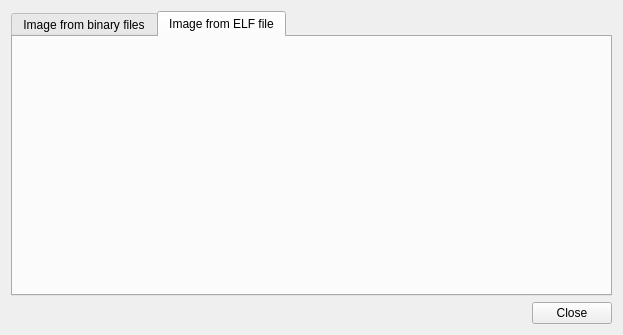
This is makeimagedialog.ui in hassanibi/espflasher as Qt 5 draws it before an edit. The edited form follows.
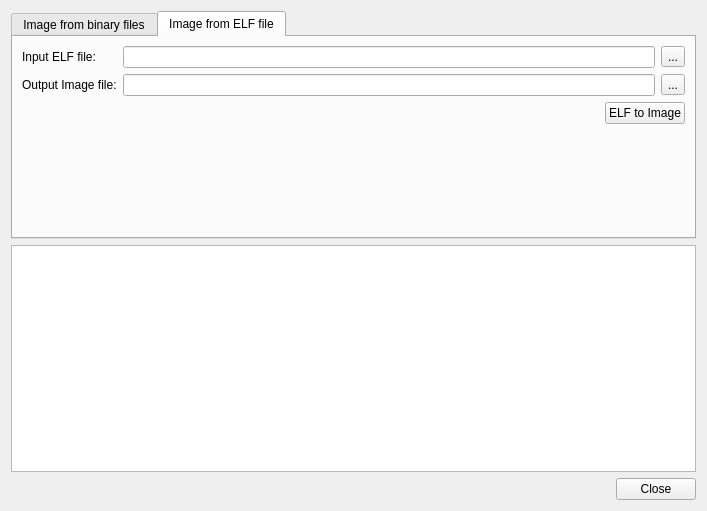
This is the edited form. The open tabs and pages were chosen to show the change. Icons and pictures are not drawn. Custom widgets are drawn as their Qt base class.

Commit message: ELF to Image

The edit to the form file:
```diff
--- a/makeimagedialog.ui
+++ b/makeimagedialog.ui
@@ -6,8 +6,8 @@
    <rect>
     <x>0</x>
     <y>0</y>
-    <width>623</width>
-    <height>335</height>
+    <width>707</width>
+    <height>511</height>
    </rect>
   </property>
   <property name="windowTitle">
@@ -36,49 +36,13 @@
          <layout class="QVBoxLayout" name="verticalLayoutFG"/>
         </widget>
        </item>
-       <item>
-        <layout class="QHBoxLayout" name="horizontalLayout">
-         <item>
-          <spacer name="horizontalSpacer">
-           <property name="orientation">
-            <enum>Qt::Horizontal</enum>
-           </property>
-           <property name="sizeHint" stdset="0">
-            <size>
-             <width>40</width>
-             <height>20</height>
-            </size>
-           </property>
-          </spacer>
-         </item>
-         <item>
-          <widget class="QPushButton" name="addFileBtn">
-           <property name="text">
-            <string>Add file</string>
-           </property>
-           <property name="icon">
-            <iconset resource="resource.qrc">
-             <normaloff>:/images/res/images/light/appbar.add.png</normaloff>:/images/res/images/light/appbar.add.png</iconset>
-           </property>
-           <property name="iconSize">
-            <size>
-             <width>32</width>
-             <height>32</height>
-            </size>
-           </property>
-          </widget>
-         </item>
-        </layout>
-       </item>
        <item>
         <widget class="QGroupBox" name="entryPointGroup">
          <property name="title">
           <string>Image file and  entry point:</string>
          </property>
-         <layout class="QVBoxLayout" name="verticalLayout_2">
+         <layout class="QHBoxLayout" name="horizontalLayout_3">
           <item>
-           <layout class="QGridLayout" name="gridLayout">
-            <item row="0" column="0">
              <widget class="ImageLineEdit" name="ouputFileLineEdit">
               <property name="minimumSize">
                <size>
@@ -99,7 +63,7 @@
               </property>
              </widget>
             </item>
-            <item row="0" column="1">
+          <item>
              <widget class="QToolButton" name="outputFileBtn">
               <property name="text">
                <string>...</string>
@@ -116,7 +80,7 @@
               </property>
              </widget>
             </item>
-            <item row="1" column="0">
+          <item>
              <widget class="HexLineEdit" name="entryPointLineEdit">
               <property name="minimumSize">
                <size>
@@ -143,7 +107,7 @@
               </property>
              </widget>
             </item>
-            <item row="1" column="1">
+          <item>
              <widget class="QPushButton" name="makeImageBtn">
               <property name="text">
                <string>Make Image</string>
@@ -161,8 +125,6 @@
              </widget>
             </item>
            </layout>
-          </item>
-         </layout>
         </widget>
        </item>
        <item>
@@ -184,8 +146,106 @@
       <attribute name="title">
        <string>Image from ELF file</string>
       </attribute>
-     </widget>
-    </widget>
+      <layout class="QVBoxLayout" name="verticalLayout_4">
+       <item>
+        <layout class="QFormLayout" name="formLayout">
+         <item row="0" column="0">
+          <widget class="QLabel" name="label">
+           <property name="text">
+            <string>Input ELF file:</string>
+           </property>
+          </widget>
+         </item>
+         <item row="0" column="1">
+          <layout class="QHBoxLayout" name="horizontalLayout_2">
+           <item>
+            <widget class="ImageLineEdit" name="elfLineEdit"/>
+           </item>
+           <item>
+            <widget class="QToolButton" name="elfBtn">
+             <property name="text">
+              <string>...</string>
+             </property>
+            </widget>
+           </item>
+          </layout>
+         </item>
+         <item row="1" column="0">
+          <widget class="QLabel" name="label_2">
+           <property name="text">
+            <string>Output Image file:</string>
+           </property>
+          </widget>
+         </item>
+         <item row="1" column="1">
+          <layout class="QHBoxLayout" name="horizontalLayout">
+           <item>
+            <widget class="ImageLineEdit" name="imageLineEdit"/>
+           </item>
+           <item>
+            <widget class="QToolButton" name="imageBtn">
+             <property name="text">
+              <string>...</string>
+             </property>
+            </widget>
+           </item>
+          </layout>
+         </item>
+        </layout>
+       </item>
+       <item>
+        <layout class="QHBoxLayout" name="horizontalLayout_4">
+         <item>
+          <spacer name="horizontalSpacer_2">
+           <property name="orientation">
+            <enum>Qt::Horizontal</enum>
+           </property>
+           <property name="sizeHint" stdset="0">
+            <size>
+             <width>40</width>
+             <height>20</height>
+            </size>
+           </property>
+          </spacer>
+         </item>
+         <item>
+          <widget class="QPushButton" name="elf2ImageBtn">
+           <property name="text">
+            <string>ELF to Image</string>
+           </property>
+           <property name="icon">
+            <iconset resource="resource.qrc">
+             <normaloff>:/images/res/images/light/appbar.settings.png</normaloff>:/images/res/images/light/appbar.settings.png</iconset>
+           </property>
+           <property name="iconSize">
+            <size>
+             <width>32</width>
+             <height>32</height>
+            </size>
+           </property>
+          </widget>
+         </item>
+        </layout>
+       </item>
+       <item>
+        <spacer name="verticalSpacer_2">
+         <property name="orientation">
+          <enum>Qt::Vertical</enum>
+         </property>
+         <property name="sizeHint" stdset="0">
+          <size>
+           <width>20</width>
+           <height>40</height>
+          </size>
+         </property>
+        </spacer>
+       </item>
+      </layout>
+     </widget>
+    </widget>
+   </item>
+   <item>
+    <widget class="LogList" name="logList"/>
    </item>
    <item>
     <widget class="QDialogButtonBox" name="buttonBox">
@@ -210,6 +270,11 @@
    <extends>QLineEdit</extends>
    <header>imagelineedit.h</header>
   </customwidget>
+  <customwidget>
+   <class>LogList</class>
+   <extends>QListWidget</extends>
+   <header>loglist.h</header>
+  </customwidget>
  </customwidgets>
  <resources>
   <include location="resource.qrc"/>
```
Lines whose indentation alone changed are shown as unchanged. The commit also changes 13 other files.
